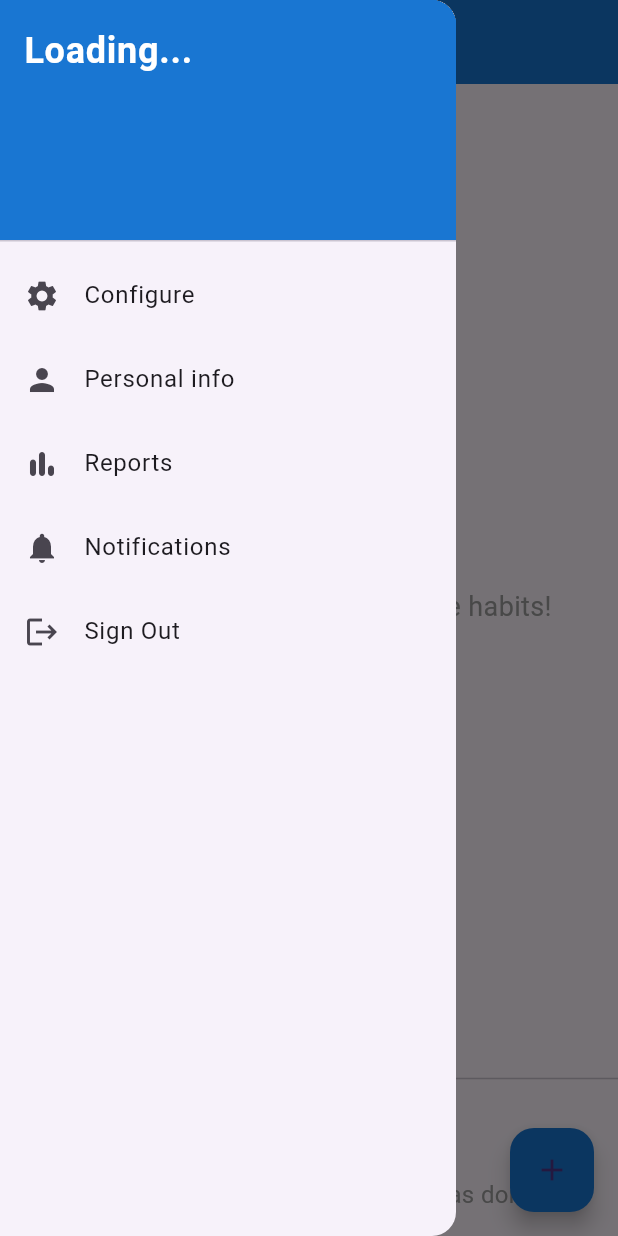
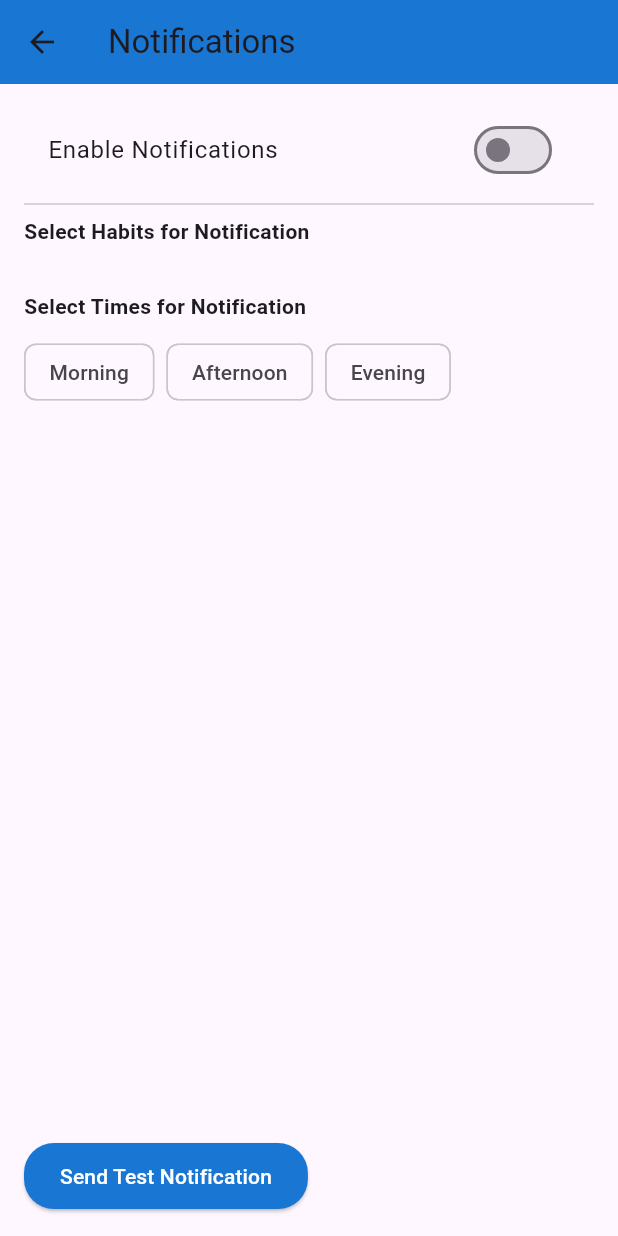
Before and after one commit to onomeb2k/habit_tracker, a Flutter app: the HabitTrackerScreen screen opened directly with empty values, after a tap on the "menu" icon, after a tap on "Notifications", on a phone screen of 412 x 824 dp. Run offline on Flutter 3.47's test engine with Material 3 defaults, Android fonts, the phone set to English and light mode, and no system bars; our stand-ins replace fluttertoast, shared_preferences; missing offline and left inert: dart:html; accounts and stored records are empty.

Commit message:
notifications(web)

```diff
--- a/habit_tracker/lib/habit_tracker_screen.dart
+++ b/habit_tracker/lib/habit_tracker_screen.dart
@@ -5,6 +5,7 @@ import 'detail_screen.dart';
 import 'package:shared_preferences/shared_preferences.dart';
 import 'dart:convert';
 import 'personal_info_screen.dart';
+import 'package:habit_tracker/notifications_screen.dart';
 import 'reports_screen.dart';
 
 class HabitTrackerScreen extends StatefulWidget {
@@ -140,7 +141,12 @@ class _HabitTrackerScreenState extends State<HabitTrackerScreen> {
               leading: const Icon(Icons.notifications),
               title: const Text('Notifications'),
               onTap: () {
-                // Navigate to history screen
+                Navigator.pop(context);
+                Navigator.push(
+                  context,
+                  MaterialPageRoute(
+                      builder: (context) => NotificationsScreen()),
+                );
               },
             ),
             ListTile(
--- /dev/null
+++ b/habit_tracker/lib/notifications_screen.dart
@@ -0,0 +1,171 @@
+import 'dart:convert';
+import 'dart:html' as html;
+
+import 'package:flutter/material.dart';
+import 'package:shared_preferences/shared_preferences.dart';
+
+class NotificationsScreen extends StatefulWidget {
+  const NotificationsScreen({super.key});
+  @override
+  State<NotificationsScreen> createState() => _NotificationsScreenState();
+}
+
+class _NotificationsScreenState extends State<NotificationsScreen> {
+  bool notificationsEnabled = false;
+  List<String> selectedHabits = [];
+  List<String> selectedTimes = [];
+  Map<String, String> allHabitsMap = {};
+
+  @override
+  void initState() {
+    super.initState();
+    _loadData();
+  }
+
+  Future<void> _loadData() async {
+    SharedPreferences prefs = await SharedPreferences.getInstance();
+    setState(() {
+      notificationsEnabled = prefs.getBool('notificationsEnabled') ?? false;
+      allHabitsMap = Map<String, String>.from(
+          jsonDecode(prefs.getString('selectedHabitsMap') ?? '{}'));
+      selectedHabits = prefs.getStringList('notificationHabits') ?? [];
+      selectedTimes = prefs.getStringList('notificationTimes') ?? [];
+    });
+  }
+
+  Future<void> _saveNotificationSettings() async {
+    SharedPreferences prefs = await SharedPreferences.getInstance();
+    await prefs.setBool('notificationsEnabled', notificationsEnabled);
+    await prefs.setStringList('notificationHabits', selectedHabits);
+    await prefs.setStringList('notificationTimes', selectedTimes);
+  }
+
+  Color _getColorFromHex(String hexColor) {
+    hexColor = hexColor.replaceAll('#', '');
+    if (hexColor.length == 6) {
+      hexColor = 'FF$hexColor'; // Add opacity if not included.
+    }
+    return Color(int.parse('0x$hexColor'));
+  }
+
+  void _sendTestNotification() {
+    if (html.Notification.permission != "granted") {
+      html.Notification.requestPermission().then((permission) {
+        if (permission == 'granted') {
+          html.Notification("Habit Reminder",
+              body: "It's time to work on your habits!");
+          print('Notification permission granted. Notification sent.');
+        } else {
+          print('Notification permission denied.');
+        }
+      });
+    } else {
+      html.Notification("Habit Reminder",
+          body: "It's time to work on your habits!");
+      print('Notification sent directly.');
+    }
+  }
+
+  @override
+  Widget build(BuildContext context) {
+    return Scaffold(
+      appBar: AppBar(
+        backgroundColor: Colors.blue.shade700,
+        title: Text('Notifications'),
+      ),
+      body: Padding(
+        padding: const EdgeInsets.all(16.0),
+        child: Column(
+          crossAxisAlignment: CrossAxisAlignment.start,
+          children: [
+            SwitchListTile(
+              title: Text('Enable Notifications'),
+              value: notificationsEnabled,
+              onChanged: (value) {
+                setState(() {
+                  notificationsEnabled = value;
+                });
+                _saveNotificationSettings();
+              },
+            ),
+            Divider(),
+            Text(
+              'Select Habits for Notification',
+              style: TextStyle(fontWeight: FontWeight.bold),
+            ),
+            SizedBox(height: 10),
+            Wrap(
+              spacing: 8.0,
+              runSpacing: 8.0,
+              children: allHabitsMap.entries.map((entry) {
+                final habit = entry.key;
+                final colorHex = entry.value;
+                final color = _getColorFromHex(colorHex);
+                return FilterChip(
+                  label: Text(habit),
+                  labelStyle: TextStyle(color: color),
+                  selected: selectedHabits.contains(habit),
+                  selectedColor: color.withOpacity(0.3),
+                  backgroundColor: Colors.white,
+                  side: BorderSide(color: color, width: 2.0),
+                  onSelected: (bool selected) {
+                    setState(() {
+                      if (selected) {
+                        selectedHabits.add(habit);
+                      } else {
+                        selectedHabits.remove(habit);
+                      }
+                    });
+                    _saveNotificationSettings();
+                  },
+                );
+              }).toList(),
+            ),
+            SizedBox(height: 20),
+            Text(
+              'Select Times for Notification',
+              style: TextStyle(fontWeight: FontWeight.bold),
+            ),
+            SizedBox(height: 10),
+            Wrap(
+              spacing: 8.0,
+              runSpacing: 8.0,
+              children: ['Morning', 'Afternoon', 'Evening'].map((time) {
+                return FilterChip(
+                  label: Text(time),
+                  selected: selectedTimes.contains(time),
+                  onSelected: (bool selected) {
+                    setState(() {
+                      if (selected) {
+                        selectedTimes.add(time);
+                      } else {
+                        selectedTimes.remove(time);
+                      }
+                    });
+                    _saveNotificationSettings();
+                  },
+                );
+              }).toList(),
+            ),
+            Spacer(),
+            ElevatedButton(
+              onPressed: () {
+                // Use the _sendTestNotification method to trigger the notification
+                _sendTestNotification();
+              },
+              style: ElevatedButton.styleFrom(
+                backgroundColor: Colors.blue.shade700,
+                foregroundColor: Colors.white,
+                shape: RoundedRectangleBorder(
+                  borderRadius: BorderRadius.circular(20),
+                ),
+                padding: EdgeInsets.symmetric(horizontal: 24, vertical: 12),
+              ),
+              child: Text('Send Test Notification'),
+            ),
+          ],
+        ),
+      ),
+    );
+  }
+}
```
